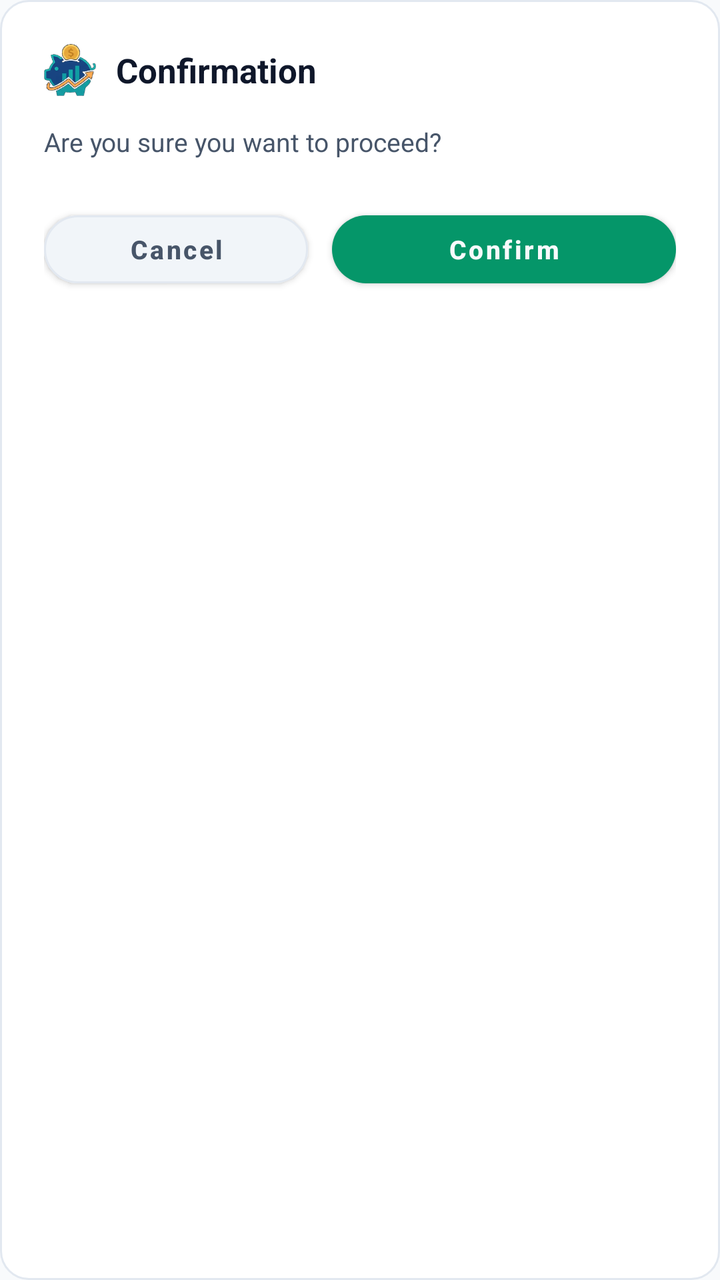
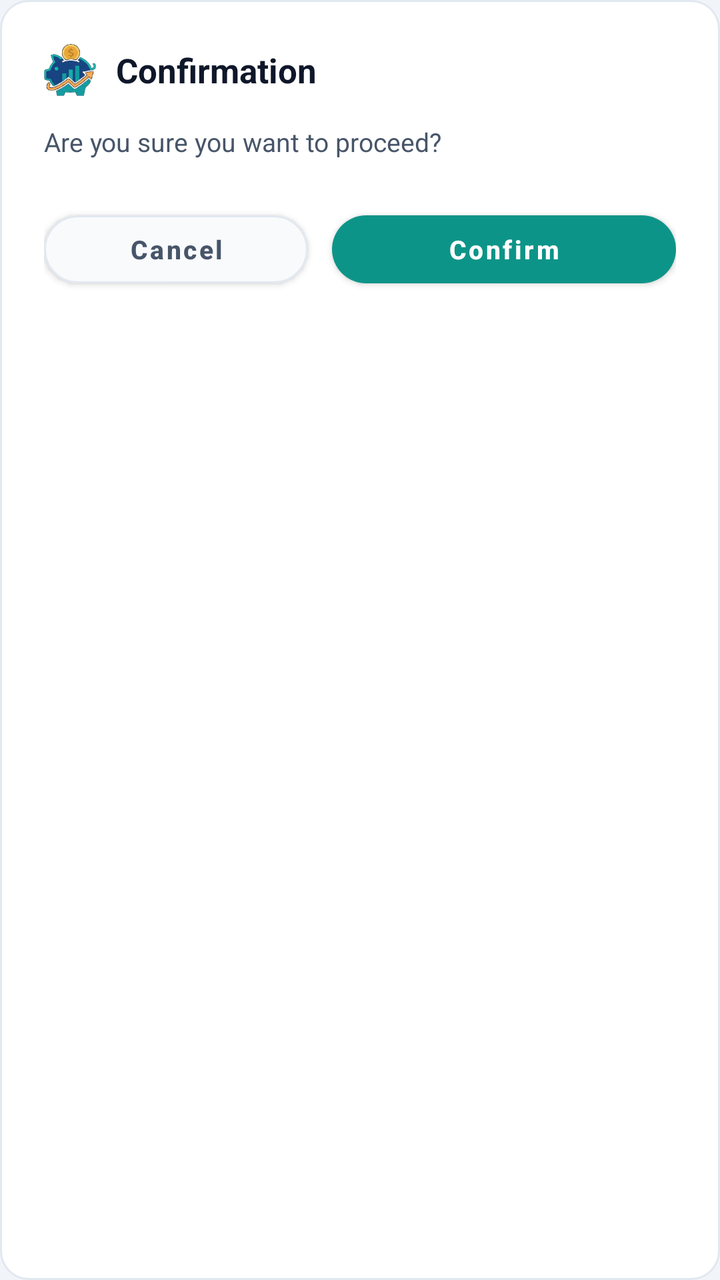

An Android layout rendered at two revisions. The XML below is the earlier revision; the diff shows what the commit changed to produce the second picture.
<!-- AndroidManifest.xml: application theme AppTheme -->
<!-- res/layout/dialog_finmngr_modal.xml -->
<?xml version="1.0" encoding="utf-8"?>
<LinearLayout
    xmlns:android="http://schemas.android.com/apk/res/android"
    xmlns:app="http://schemas.android.com/apk/res-auto"
    android:layout_width="match_parent"
    android:layout_height="wrap_content"
    android:orientation="vertical"
    android:background="@drawable/bg_card"
    android:padding="22dp">

    
    <LinearLayout
        android:layout_width="match_parent"
        android:layout_height="wrap_content"
        android:orientation="horizontal"
        android:gravity="center_vertical">

        <ImageView
            android:id="@+id/ivDialogIcon"
            android:layout_width="26dp"
            android:layout_height="26dp"
            android:src="@drawable/ic_finmngr_piggy"
            android:contentDescription="FinMngr Dialog" />

        <TextView
            android:id="@+id/tvDialogTitle"
            android:layout_width="0dp"
            android:layout_height="wrap_content"
            android:layout_weight="1"
            android:layout_marginStart="10dp"
            android:text="Confirmation"
            android:textColor="@color/text_primary"
            android:textSize="17sp"
            android:textStyle="bold" />
    </LinearLayout>

    
    <TextView
        android:id="@+id/tvDialogMessage"
        android:layout_width="match_parent"
        android:layout_height="wrap_content"
        android:layout_marginTop="14dp"
        android:lineSpacingExtra="3dp"
        android:text="Are you sure you want to proceed?"
        android:textColor="@color/text_secondary"
        android:textSize="13sp" />

    
    <LinearLayout
        android:layout_width="match_parent"
        android:layout_height="wrap_content"
        android:layout_marginTop="22dp"
        android:orientation="horizontal">

        <com.google.android.material.button.MaterialButton
            android:id="@+id/btnDialogCancel"
            android:layout_width="0dp"
            android:layout_weight="1"
            android:layout_height="46dp"
            android:layout_marginEnd="6dp"
            app:cornerRadius="23dp"
            app:backgroundTint="@color/bg_card_secondary"
            app:strokeColor="@color/border_dark"
            app:strokeWidth="1dp"
            android:text="Cancel"
            android:textColor="@color/text_secondary"
            android:textSize="13sp"
            android:textStyle="bold"
            android:textAllCaps="false" />

        <com.google.android.material.button.MaterialButton
            android:id="@+id/btnDialogConfirm"
            android:layout_width="0dp"
            android:layout_weight="1.3"
            android:layout_height="46dp"
            android:layout_marginStart="6dp"
            app:cornerRadius="23dp"
            app:backgroundTint="@color/colorPrimary"
            android:text="Confirm"
            android:textColor="@color/bg_dark"
            android:textSize="13sp"
            android:textStyle="bold"
            android:textAllCaps="false" />
    </LinearLayout>
</LinearLayout>
<!-- resources referenced by this layout -->
<resources>
  <color name="bg_card_secondary">#F1F5F9</color>
  <color name="bg_dark">#F8FAFC</color>
  <color name="border_dark">#E2E8F0</color>
  <color name="colorPrimary">#059669</color>
  <color name="text_primary">#0F172A</color>
  <color name="text_secondary">#475569</color>
  <!-- drawable bg_card (drawable) -->
  <?xml version="1.0" encoding="utf-8"?>
  <shape xmlns:android="http://schemas.android.com/apk/res/android"
      android:shape="rectangle">
      <solid android:color="@color/bg_card" />
      <corners android:radius="14dp" />
      <stroke
          android:width="1dp"
          android:color="@color/border_dark" />
  </shape>
  <!-- drawable ic_finmngr_piggy: png bitmap (drawable, 28544 bytes) -->
  <style name="AppTheme" parent="Theme.MaterialComponents.DayNight.NoActionBar">
          <item name="colorPrimary">@color/colorPrimary</item>
          <item name="colorPrimaryDark">@color/colorPrimaryDark</item>
          <item name="colorAccent">@color/colorAccent</item>
          <item name="android:windowBackground">@color/bg_dark</item>
          <item name="android:statusBarColor">@color/bg_dark</item>
          <item name="android:navigationBarColor">@color/nav_bottom_bg</item>
          <item name="android:textColorPrimary">@color/text_primary</item>
          <item name="android:textColorSecondary">@color/text_secondary</item>
          <item name="android:windowLightStatusBar">true</item>
          <item name="bottomSheetDialogTheme">@style/FinMngrBottomSheetDialogTheme</item>
      </style>
  <color name="bg_card">#FFFFFF</color>
  <color name="colorPrimaryDark">#F1F5F9</color>
  <color name="colorAccent">#059669</color>
  <color name="nav_bottom_bg">#FFFFFF</color>
  <style name="FinMngrBottomSheetDialogTheme" parent="ThemeOverlay.MaterialComponents.BottomSheetDialog">
          <item name="bottomSheetStyle">@style/FinMngrBottomSheetModal</item>
      </style>
  <style name="FinMngrBottomSheetModal" parent="Widget.MaterialComponents.BottomSheet.Modal">
          <item name="android:background">@android:color/transparent</item>
      </style>
</resources>

<!-- the commit's change to res/layout/dialog_finmngr_modal.xml (unified diff, before → after) -->
@@ -77,7 +77,7 @@
             app:cornerRadius="23dp"
             app:backgroundTint="@color/colorPrimary"
             android:text="Confirm"
-            android:textColor="@color/bg_dark"
+            android:textColor="@color/text_on_primary"
             android:textSize="13sp"
             android:textStyle="bold"
             android:textAllCaps="false" />
<!-- resource entries referenced after the edit -->
@@ -1,9 +1,10 @@
 <!-- resources referenced by this layout -->
 <resources>
-  <color name="bg_card_secondary">#F1F5F9</color>
-  <color name="bg_dark">#F8FAFC</color>
+  <color name="bg_card_secondary">#F8FAFC</color>
+  <color name="bg_dark">#F1F5F9</color>
   <color name="border_dark">#E2E8F0</color>
-  <color name="colorPrimary">#059669</color>
+  <color name="colorPrimary">#0D9488</color>
+  <color name="text_on_primary">#FFFFFF</color>
   <color name="text_primary">#0F172A</color>
   <color name="text_secondary">#475569</color>
   <!-- drawable bg_card (drawable) -->
@@ -30,8 +31,8 @@
           <item name="bottomSheetDialogTheme">@style/FinMngrBottomSheetDialogTheme</item>
       </style>
   <color name="bg_card">#FFFFFF</color>
-  <color name="colorPrimaryDark">#F1F5F9</color>
-  <color name="colorAccent">#059669</color>
+  <color name="colorPrimaryDark">#E2E8F0</color>
+  <color name="colorAccent">#0D9488</color>
   <color name="nav_bottom_bg">#FFFFFF</color>
   <style name="FinMngrBottomSheetDialogTheme" parent="ThemeOverlay.MaterialComponents.BottomSheetDialog">
           <item name="bottomSheetStyle">@style/FinMngrBottomSheetModal</item>
